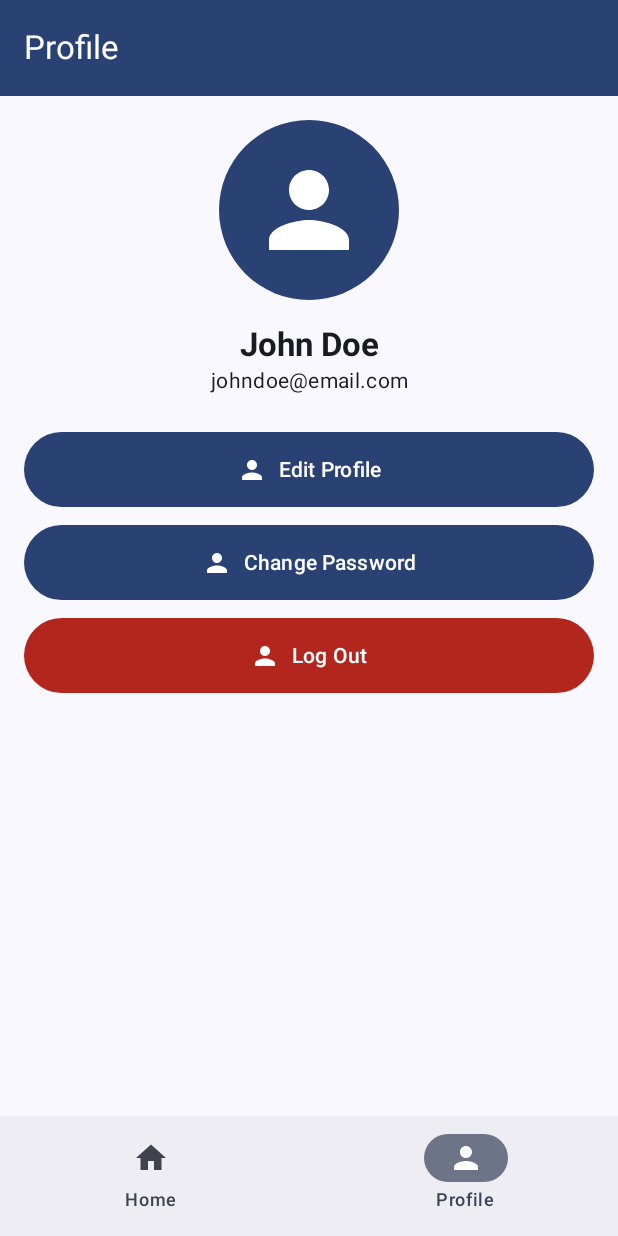
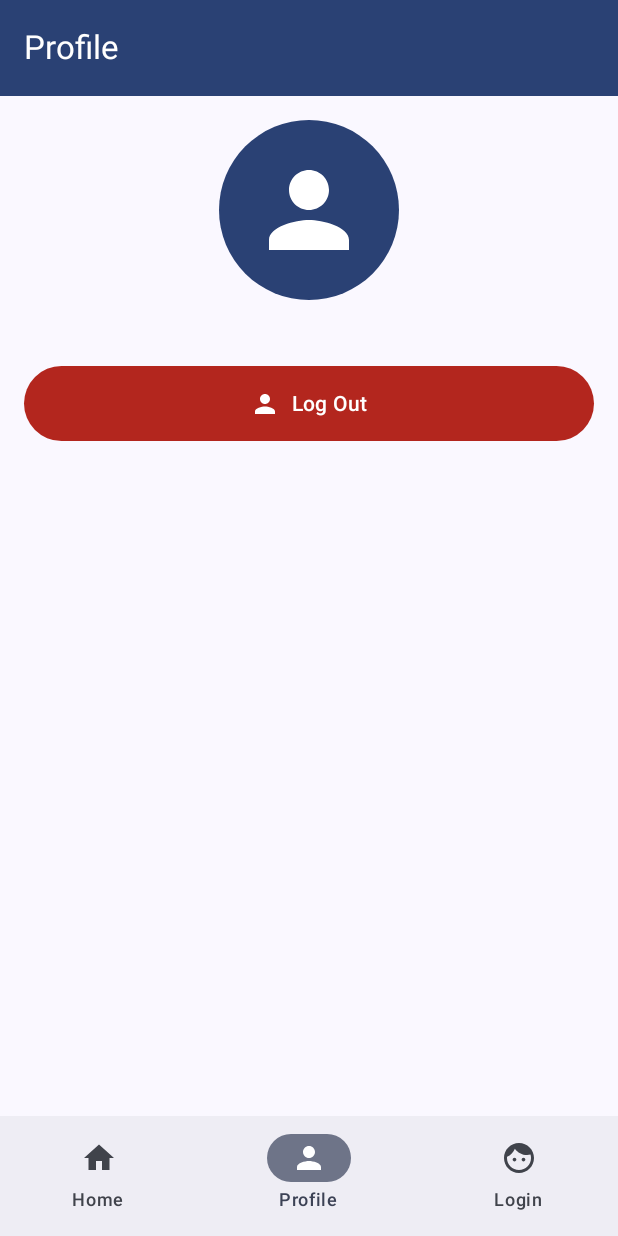
Before and after one commit to diegopatr/todo-android-app, an Android app built with Jetpack Compose: the ProfileScreen screen opened through its navigation route, on a phone screen of 412 x 824 dp. Run offline under Robolectric (Android 15) with nearby library versions, the phone set to English and light mode, and no system bars; our stand-ins replace Firebase (no records; nobody signed in at launch, a user with empty details on screens opened directly), Room's generated code.

Commit message:
feat(auth): adicionar autenticação Firebase e telas de login
Implementação de integração com o Firebase Authentication incluindo
estado de usuário, ViewModels (Login e Profile), e telas compostas
para login e perfil. Também ajustado o fluxo de navegação e dependências.

```diff
--- a/app/build.gradle.kts
+++ b/app/build.gradle.kts
@@ -3,6 +3,8 @@ plugins {
     alias(libs.plugins.kotlin.android)
     alias(libs.plugins.kotlin.compose)
     alias(libs.plugins.google.ksp)
+
+    id("com.google.gms.google-services")
 }
 
 android {
@@ -41,6 +43,10 @@ android {
 }
 
 dependencies {
+    implementation(platform("com.google.firebase:firebase-bom:33.11.0"))
+    implementation("com.google.firebase:firebase-analytics")
+    implementation("com.google.firebase:firebase-auth")
+
     implementation(libs.androidx.room.runtime) // Runtime do Room
     ksp(libs.androidx.room.compiler) // Room Annotation Processor -> gera automaticamente código DAO
     implementation(libs.androidx.room.ktx) // Extensão do Room para Coroutines
--- a/app/src/main/java/br/com/exemplo/todo/MainActivity.kt
+++ b/app/src/main/java/br/com/exemplo/todo/MainActivity.kt
@@ -4,22 +4,25 @@ import android.os.Bundle
 import androidx.activity.ComponentActivity
 import androidx.activity.compose.setContent
 import androidx.activity.viewModels
-import androidx.compose.foundation.layout.*
-import androidx.compose.material.icons.Icons
-import androidx.compose.material.icons.filled.*
-import androidx.compose.material3.*
-import androidx.compose.runtime.*
+import androidx.compose.foundation.layout.padding
+import androidx.compose.material3.ExperimentalMaterial3Api
+import androidx.compose.material3.MaterialTheme
+import androidx.compose.material3.Scaffold
+import androidx.compose.runtime.Composable
 import androidx.compose.ui.Modifier
 import androidx.compose.ui.graphics.vector.ImageVector
 import androidx.compose.ui.tooling.preview.Preview
 import androidx.navigation.NavHostController
-import androidx.navigation.compose.*
+import androidx.navigation.compose.NavHost
+import androidx.navigation.compose.composable
+import androidx.navigation.compose.rememberNavController
 import br.com.exemplo.todo.data.local.TaskDao
 import br.com.exemplo.todo.data.model.Task
 import br.com.exemplo.todo.data.repository.TaskRepository
 import br.com.exemplo.todo.ui.components.BottomBar
 import br.com.exemplo.todo.ui.screens.AddTaskScreen
 import br.com.exemplo.todo.ui.screens.HomeScreen
+import br.com.exemplo.todo.ui.screens.LoginScreen
 import br.com.exemplo.todo.ui.screens.ProfileScreen
 import br.com.exemplo.todo.ui.theme.TodoTheme
 import br.com.exemplo.todo.viewmodel.TaskViewModel
@@ -72,8 +75,18 @@ fun NavigationHost(
 ) {
     NavHost(navController = navController, startDestination = "home", modifier = modifier) {
         composable("home") { HomeScreen(taskViewModel, navController) } // Passa o ViewModel
-        composable("profile") { ProfileScreen() }
-        composable("addTask") { AddTaskScreen(taskViewModel, navController) } // Passa o ViewModel
+        composable("profile") { ProfileScreen(onLogoutSuccess = { }) }
+        composable("login") {
+            LoginScreen(onLoginSuccess = {
+                navController.navigate("home")
+            })
+        }
+        composable("addTask") {
+            AddTaskScreen(
+                taskViewModel,
+                navController
+            )
+        } // Passa o ViewModel
     }
 }
 
@@ -99,6 +112,10 @@ fun TodoAppPreview() {
                 )
             )
         }
+
+        override suspend fun getTaskById(id: Int): Task? {
+            return Task(id = 1, title = "Demo")
+        }
     }
 
     // Repository and ViewModel setup
--- /dev/null
+++ b/app/src/main/java/br/com/exemplo/todo/data/model/ProfileState.kt
@@ -0,0 +1,9 @@
+package br.com.exemplo.todo.data.model
+
+import com.google.firebase.auth.FirebaseUser
+
+data class ProfileState(
+    val user: FirebaseUser? = null,
+    val isLoading: Boolean = false,
+    val error: String? = null
+)
--- a/app/src/main/java/br/com/exemplo/todo/ui/components/BottomBar.kt
+++ b/app/src/main/java/br/com/exemplo/todo/ui/components/BottomBar.kt
@@ -1,6 +1,7 @@
 package br.com.exemplo.todo.ui.components
 
 import androidx.compose.material.icons.Icons
+import androidx.compose.material.icons.filled.Face
 import androidx.compose.material.icons.filled.Home
 import androidx.compose.material.icons.filled.Person
 import androidx.compose.material3.Icon
@@ -21,7 +22,8 @@ fun BottomBar(navController: NavController) {
     NavigationBar {
         listOf(
             BottomNavigationItemData("home", "Home", Icons.Default.Home),
-            BottomNavigationItemData("profile", "Profile", Icons.Default.Person)
+            BottomNavigationItemData("profile", "Profile", Icons.Default.Person),
+            BottomNavigationItemData("login", "Login", Icons.Default.Face)
         ).forEach { item ->
             NavigationBarItem(
                 icon = { Icon(item.icon, contentDescription = null) },
--- a/app/src/main/java/br/com/exemplo/todo/ui/screens/ProfileScreen.kt
+++ b/app/src/main/java/br/com/exemplo/todo/ui/screens/ProfileScreen.kt
@@ -16,6 +16,7 @@ import androidx.compose.material.icons.Icons
 import androidx.compose.material.icons.filled.Person
 import androidx.compose.material3.Button
 import androidx.compose.material3.ButtonDefaults
+import androidx.compose.material3.CircularProgressIndicator
 import androidx.compose.material3.ExperimentalMaterial3Api
 import androidx.compose.material3.Icon
 import androidx.compose.material3.MaterialTheme
@@ -24,6 +25,8 @@ import androidx.compose.material3.Text
 import androidx.compose.material3.TopAppBar
 import androidx.compose.material3.TopAppBarDefaults
 import androidx.compose.runtime.Composable
+import androidx.compose.runtime.collectAsState
+import androidx.compose.runtime.getValue
 import androidx.compose.ui.Alignment
 import androidx.compose.ui.Modifier
 import androidx.compose.ui.draw.clip
@@ -33,10 +36,15 @@ import androidx.compose.ui.text.font.FontWeight
 import androidx.compose.ui.text.style.TextAlign
 import androidx.compose.ui.tooling.preview.Preview
 import androidx.compose.ui.unit.dp
+import androidx.lifecycle.viewmodel.compose.viewModel
+import br.com.exemplo.todo.viewmodel.ProfileViewModel
 
 @OptIn(ExperimentalMaterial3Api::class)
 @Composable
-fun ProfileScreen() {
+fun ProfileScreen(onLogoutSuccess: () -> Unit) {
+    val viewModel: ProfileViewModel = viewModel()
+    val profileState by viewModel.profileState.collectAsState()
+
     Scaffold(
         topBar = {
             TopAppBar(
@@ -48,6 +56,8 @@ fun ProfileScreen() {
             )
         }
     ) { padding ->
+
+
         Column(
             modifier = Modifier
                 .fillMaxSize()
@@ -55,6 +65,11 @@ fun ProfileScreen() {
                 .padding(16.dp),
             horizontalAlignment = Alignment.CenterHorizontally
         ) {
+
+            if (profileState.isLoading) {
+                CircularProgressIndicator()
+            } else if (profileState.user != null) {
+
                 // Profile Picture
                 Box(
                     modifier = Modifier
@@ -75,47 +90,32 @@ fun ProfileScreen() {
 
                 // User Name
                 Text(
-                text = "John Doe",
+                    text = "${profileState.user?.email}",
                     style = MaterialTheme.typography.titleLarge,
                     fontWeight = FontWeight.Bold,
                     textAlign = TextAlign.Center,
                     color = MaterialTheme.colorScheme.onBackground
                 )
 
-            // User Email
+                ProfileActionButton(
+                    icon = Icons.Default.Person,
+                    text = "Log Out",
+                    onClick = {
+                        viewModel.logout()
+                        onLogoutSuccess()
+                    },
+                    buttonColor = MaterialTheme.colorScheme.error,
+                    contentColor = MaterialTheme.colorScheme.onError
+                )
+            } else {
                 Text(
-                text = "johndoe@email.com",
-                style = MaterialTheme.typography.bodyMedium,
+                    text = "Not logged in",
+                    style = MaterialTheme.typography.titleLarge,
+                    fontWeight = FontWeight.Bold,
                     textAlign = TextAlign.Center,
                     color = MaterialTheme.colorScheme.onBackground
                 )
-
-            Spacer(modifier = Modifier.height(24.dp))
-
-            // Actionable Items (Buttons)
-            ProfileActionButton(
-                icon = Icons.Default.Person,
-                text = "Edit Profile",
-                onClick = { /* Handle Edit Profile */ }
-            )
-
-            Spacer(modifier = Modifier.height(12.dp))
-
-            ProfileActionButton(
-                icon = Icons.Default.Person,
-                text = "Change Password",
-                onClick = { /* Handle Change Password */ }
-            )
-
-            Spacer(modifier = Modifier.height(12.dp))
-
-            ProfileActionButton(
-                icon = Icons.Default.Person,
-                text = "Log Out",
-                onClick = { /* Handle Log Out */ },
-                buttonColor = MaterialTheme.colorScheme.error,
-                contentColor = MaterialTheme.colorScheme.onError
-            )
+            }
         }
     }
 }
@@ -155,5 +155,5 @@ fun ProfileActionButton(
 @Preview(showBackground = true)
 @Composable
 fun ProfileScreenPreview() {
-    ProfileScreen()
+    ProfileScreen(onLogoutSuccess = {})
 }
--- /dev/null
+++ b/app/src/main/java/br/com/exemplo/todo/viewmodel/ProfileViewModel.kt
@@ -0,0 +1,65 @@
+package br.com.exemplo.todo.viewmodel
+
+import androidx.lifecycle.ViewModel
+import androidx.lifecycle.viewModelScope
+import br.com.exemplo.todo.data.model.ProfileState
+import com.google.firebase.auth.FirebaseAuth
+import com.google.firebase.auth.FirebaseUser
+import kotlinx.coroutines.flow.MutableStateFlow
+import kotlinx.coroutines.flow.StateFlow
+import kotlinx.coroutines.flow.asStateFlow
+import kotlinx.coroutines.launch
+
+class ProfileViewModel : ViewModel() {
+
+    private val _profileState = MutableStateFlow(ProfileState())
+    val profileState: StateFlow<ProfileState> = _profileState.asStateFlow()
+
+    private val auth: FirebaseAuth = FirebaseAuth.getInstance()
+
+    // Observes changes in login state
+    private val authStateListener = FirebaseAuth.AuthStateListener {
+        val currentUser = it.currentUser
+        updateProfileState(currentUser)
+    }
+
+    init {
+        auth.addAuthStateListener(authStateListener)
+        checkUserLoggedIn()
+    }
+
+    private fun checkUserLoggedIn() {
+        val currentUser = auth.currentUser
+        updateProfileState(currentUser)
+    }
+
+    private fun updateProfileState(user: FirebaseUser?) {
+        viewModelScope.launch {
+            _profileState.value = _profileState.value.copy(
+                user = user,
+                isLoading = false,
+                error = if (user == null) "User not logged in." else null
+            )
+        }
+    }
+
+    fun logout() {
+        viewModelScope.launch {
+            _profileState.value = _profileState.value.copy(
+                isLoading = true,
+                error = null
+            )
+            auth.signOut() // Logs out user
+            _profileState.value = _profileState.value.copy(
+                user = null,
+                isLoading = false,
+                error = null
+            )
+        }
+    }
+
+    override fun onCleared() {
+        super.onCleared()
+        auth.removeAuthStateListener(authStateListener)
+    }
+}
--- a/build.gradle.kts
+++ b/build.gradle.kts
@@ -3,4 +3,6 @@ plugins {
     alias(libs.plugins.android.application) apply false
     alias(libs.plugins.kotlin.android) apply false
     alias(libs.plugins.kotlin.compose) apply false
+
+    id("com.google.gms.google-services") version "4.4.2" apply false
 }
```
Also changed, not shown: app/src/main/java/br/com/exemplo/todo/data/model/LoginState.kt (added, +9 -0 lines), app/src/main/java/br/com/exemplo/todo/ui/screens/LoginScreen.kt (added, +99 -0 lines), app/src/main/java/br/com/exemplo/todo/viewmodel/LoginViewModel.kt (added, +57 -0 lines). Lines whose indentation alone changed are shown as unchanged.
